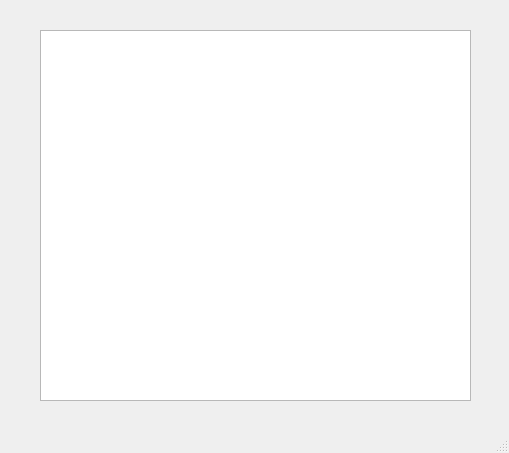
Before: the Qt Designer form TcpServer/mainwindow.ui in KendallMM/Proyecto-1-Datos-2, drawn with Qt 5.
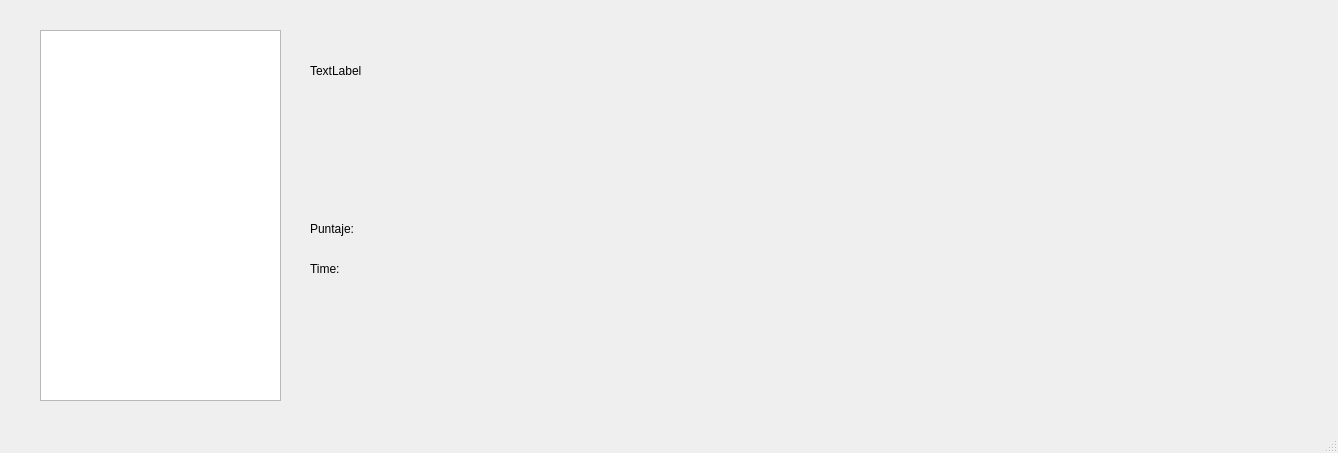
After: the same form once the commit is applied.

Patch:
```diff
--- a/TcpServer/mainwindow.ui
+++ b/TcpServer/mainwindow.ui
@@ -6,7 +6,7 @@
    <rect>
     <x>0</x>
     <y>0</y>
-    <width>509</width>
+    <width>1338</width>
     <height>453</height>
    </rect>
   </property>
@@ -19,11 +19,79 @@
      <rect>
       <x>40</x>
       <y>30</y>
-      <width>431</width>
+      <width>241</width>
       <height>371</height>
      </rect>
     </property>
    </widget>
+   <widget class="QLabel" name="imagen">
+    <property name="geometry">
+     <rect>
+      <x>310</x>
+      <y>40</y>
+      <width>1001</width>
+      <height>61</height>
+     </rect>
+    </property>
+    <property name="layoutDirection">
+     <enum>Qt::LeftToRight</enum>
+    </property>
+    <property name="text">
+     <string>TextLabel</string>
+    </property>
+   </widget>
+   <widget class="QLabel" name="label">
+    <property name="geometry">
+     <rect>
+      <x>310</x>
+      <y>220</y>
+      <width>67</width>
+      <height>17</height>
+     </rect>
+    </property>
+    <property name="text">
+     <string>Puntaje:</string>
+    </property>
+   </widget>
+   <widget class="QLabel" name="lblPuntaje">
+    <property name="geometry">
+     <rect>
+      <x>390</x>
+      <y>220</y>
+      <width>67</width>
+      <height>17</height>
+     </rect>
+    </property>
+    <property name="text">
+     <string/>
+    </property>
+   </widget>
+   <widget class="QLabel" name="label_2">
+    <property name="geometry">
+     <rect>
+      <x>310</x>
+      <y>260</y>
+      <width>41</width>
+      <height>17</height>
+     </rect>
+    </property>
+    <property name="text">
+     <string>Time:</string>
+    </property>
+   </widget>
+   <widget class="QLabel" name="cronometro">
+    <property name="geometry">
+     <rect>
+      <x>350</x>
+      <y>260</y>
+      <width>67</width>
+      <height>17</height>
+     </rect>
+    </property>
+    <property name="text">
+     <string/>
+    </property>
+   </widget>
   </widget>
   <widget class="QMenuBar" name="menubar">
    <property name="geometry">
```
Left out of the diff: 2 changed lines with no effect on the pictures.
